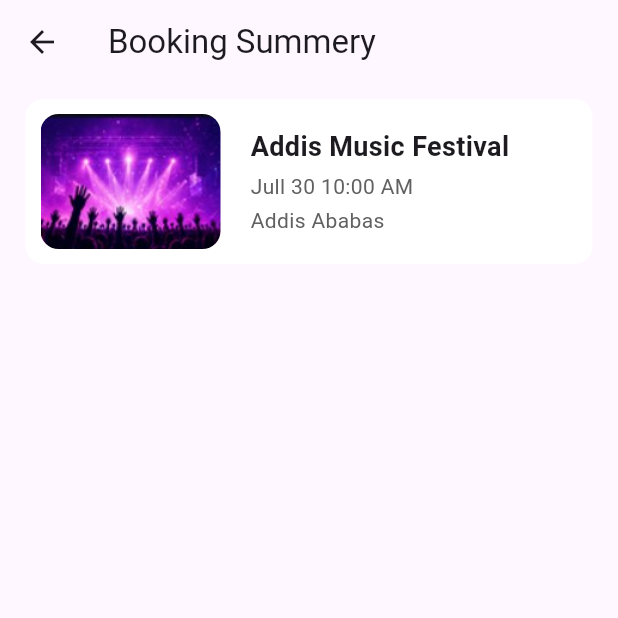
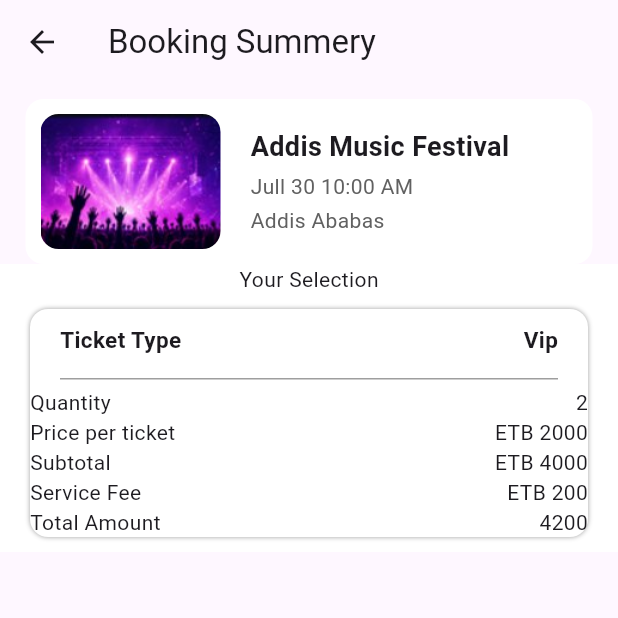
Before and after one commit to anuteshome/Vibey, a Flutter app: the BookingSummery screen opened directly with sample values from the repository, on a phone screen of 412 x 824 dp, the top half of it. Run offline on Flutter 3.47's test engine with Material 3 defaults, Android fonts, the phone set to English and light mode, and no system bars; our stand-ins replace supabase_flutter; missing offline and left inert: ionicons_plus; accounts and stored records are empty.

```diff
--- a/lib/core/widgets/YourSelection.dart
+++ b/lib/core/widgets/YourSelection.dart
@@ -9,14 +9,52 @@ class YourSelection extends StatelessWidget {
     return Column(
       children:[
         Container(
-          child:Column(
+          decoration: BoxDecoration(
+            color:Colors.white
+          ),
+            child: Container(
+
+              child: Column(
                 children:[
-              Row(
+                  Column(
+                    children:[
+              Text("Your Selection"),
+                    ]
+                  ),
+                  Padding(
+                    padding: const EdgeInsets.symmetric(horizontal: 20,vertical: 10),
+                    child: Container(
+                                      decoration: BoxDecoration(
+                                color:Colors.white,
+                                borderRadius: BorderRadius.circular(12),
+                                // border: Border.all(color: Colors.black)
+                                boxShadow:[
+                                  BoxShadow(blurRadius: 2,color: Colors.grey)]
+                                     ),
+                      child: Column(
+                        children: [
+                          Padding(
+                            padding: const EdgeInsets.symmetric(horizontal: 20,vertical: 10),
+                              child: Row(
                                 mainAxisAlignment: MainAxisAlignment.spaceBetween,
                                 children: [
-                  Text("Ticket Type"),
-                  Text("Vip"),
+                                  Text("Ticket Type",style:TextStyle(fontSize:15,fontWeight:FontWeight.bold)),
+                                  Text("Vip",style:TextStyle(fontSize:15,fontWeight:FontWeight.bold)),
                                 ],
+                              ),
+                          ),
+                          Padding(
+                            padding: const EdgeInsets.symmetric(horizontal: 20,vertical: 5),
+                            child: Container(
+                               decoration: BoxDecoration(
+                                  border: Border(
+                                    bottom: BorderSide(
+                                      color: Colors.grey,
+
+                                    )
+                                  )
+                                ),
+                            ),
                           ),
                            Row(
                              mainAxisAlignment: MainAxisAlignment.spaceBetween,
@@ -52,11 +90,17 @@ class YourSelection extends StatelessWidget {
                               Text("Total Amount"),
                               Text("4200"),
                             ],
+                          ),
+                        ],
+                      ),
+                    ),
                   )
 
                 ]
+              ),
+            ),
           )
-        )
+
       ]
     );
   }
--- a/lib/feature/attendee/BookingSummery.dart
+++ b/lib/feature/attendee/BookingSummery.dart
@@ -1,5 +1,6 @@
 import "package:flutter/material.dart";
 import "package:vibey/core/widgets/TicketWidget/TicketEvent.dart";
+import "package:vibey/core/widgets/YourSelection.dart";
 import "package:vibey/models/Attende/AttendeModel.dart";
 
 class BookingSummery extends StatelessWidget {
@@ -13,6 +14,7 @@ class BookingSummery extends StatelessWidget {
       body: Column(
         children:[
           TicketEvent(event: event,),
+          YourSelection()
         ]
       ),
     );
```
Lines whose indentation alone changed are shown as unchanged.
